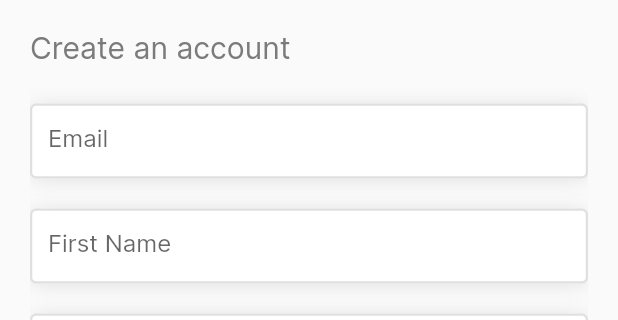
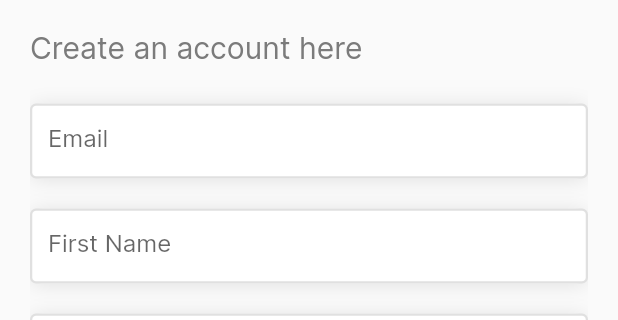
Before and after one commit to Team-Ayura/Ayura-Client, a Flutter app: the screen it shows after launch, on a phone screen of 412 x 824 dp, the part 105-425 px from its top. Run offline on Flutter 3.47's test engine with Material 2 defaults, Android fonts, the phone set to English and light mode, and no system bars; missing offline and left inert: country_list_pick, dob_input_field.

Commit message:
Register and login UIs

```diff
--- a/lib/auth/login.dart
+++ b/lib/auth/login.dart
@@ -58,7 +58,7 @@ class _LoginState extends State<Login> {
             height: 20,
           ),
           const Text(
-            'Create an account',
+            'Create an account here',
             style: AppStyles.subHeadingTextStyle,
           ),
           const SizedBox(height: 25),
--- a/lib/auth/signup.dart
+++ b/lib/auth/signup.dart
@@ -84,7 +84,7 @@ class _SignupState extends State<Signup> {
               height: 20,
             ),
             const Text(
-              'Create an account',
+              'Create an account here',
               style: AppStyles.subHeadingTextStyle,
             ),
             const SizedBox(height: 25),
@@ -121,7 +121,6 @@ class _SignupState extends State<Signup> {
               ),
             ),
             const SizedBox(height: 25),
-
             Container(
               width: MediaQuery.of(context).size.width,
               height: 50,
```
Also changed, not shown: lib/pages/home.dart (+15 -0 lines).
